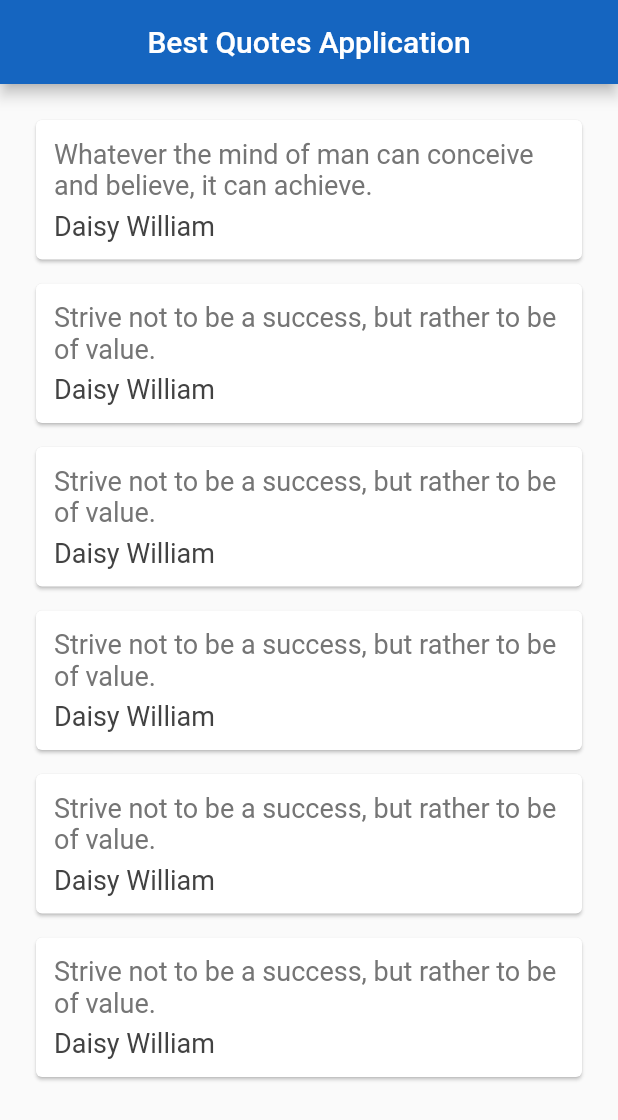
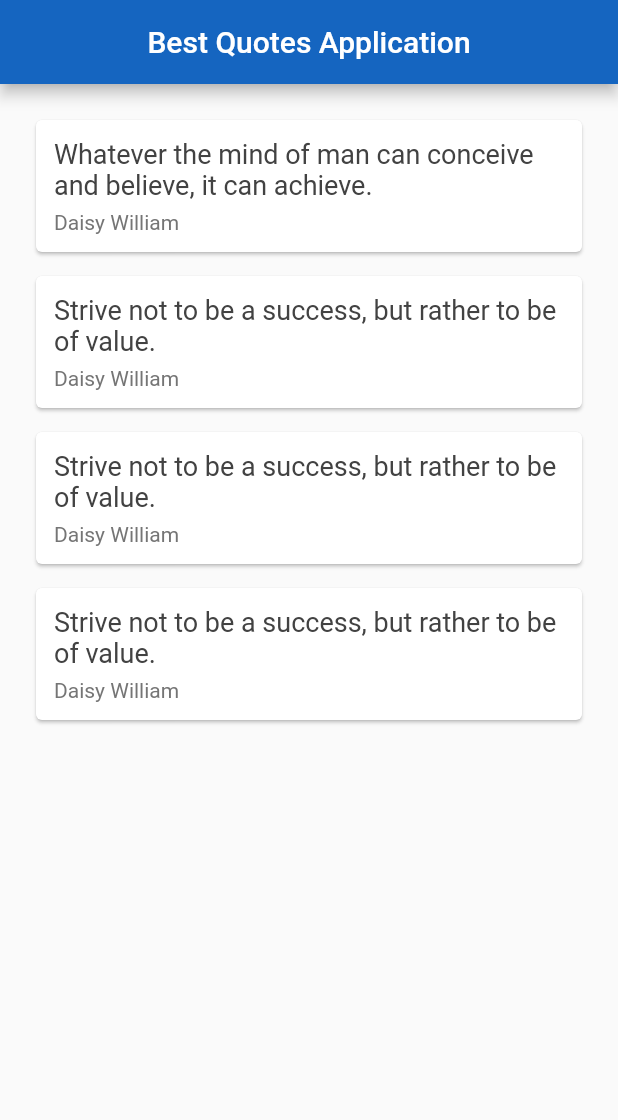
Before and after one commit to shemed-blackops/listApp, a Flutter app: the screen it shows after launch, on a phone screen of 412 x 824 dp. Shown: the top 1120 px of the screen. Run offline on Flutter 3.47's test engine with Material 2 defaults, Android fonts, the phone set to English and light mode, and no system bars.

Commit message:
Creating quote card class

```diff
--- a/lib/main.dart
+++ b/lib/main.dart
@@ -1,5 +1,6 @@
 import 'package:flutter/material.dart';
 import 'quote.dart';
+import 'quote_card.dart';
 
 void main() {
   runApp(MaterialApp(
@@ -11,10 +12,10 @@ void main() {
 
 class DailyQuote extends StatefulWidget {
   @override
-  _DailyQuotetate createState() => _DailyQuotetate();
+  _DailyQuoteState createState() => _DailyQuoteState();
 }
 
-class _DailyQuotetate extends State<DailyQuote> {
+class _DailyQuoteState extends State<DailyQuote> {
   List<Quote> quotes = [
     Quote(
         author: "Daisy William",
@@ -29,40 +30,7 @@ class _DailyQuotetate extends State<DailyQuote> {
     Quote(
         author: "Daisy William",
         text: "Strive not to be a success, but rather to be of value."),
-    Quote(
-        author: "Daisy William",
-        text: "Strive not to be a success, but rather to be of value."),
-    Quote(
-        author: "Daisy William",
-        text: "Strive not to be a success, but rather to be of value."),
   ];
-
-  Widget quoteTemplate(quote) {
-    return Card(
-      margin: EdgeInsets.fromLTRB(16.0, 16.0, 16.0, 0.0),
-      child: Padding(
-        padding: const EdgeInsets.all(12.0),
-
-        child: Column(
-          crossAxisAlignment: CrossAxisAlignment.stretch,
-          children: <Widget>[
-            Text(
-              quote.text,
-              style: TextStyle(color: Colors.grey[600], fontSize: 18.0),
-            ),
-            SizedBox(
-              height: 6.0,
-            ),
-            Text(quote.author,
-                style: TextStyle(
-                  color: Colors.grey[800],
-                  fontSize: 18.0,
-                )),
-          ],
-        ),
-      ),
-    );
-  }
 
   @override
   Widget build(BuildContext context) {
@@ -75,7 +43,7 @@ class _DailyQuotetate extends State<DailyQuote> {
       body: Padding(
         padding: const EdgeInsets.all(8.0),
         child: Column(
-          children: quotes.map((quote) => quoteTemplate(quote)).toList(),
+          children: quotes.map((quote) => QuoteCard(quote: quote,)).toList(),
         ),
       ),
     );
--- /dev/null
+++ b/lib/quote_card.dart
@@ -0,0 +1,33 @@
+import 'package:flutter/material.dart';
+import 'quote.dart';
+
+class QuoteCard extends StatelessWidget {
+  final Quote quote;
+  QuoteCard({this.quote});
+  @override
+  Widget build(BuildContext context) {
+    return Card(
+      margin: EdgeInsets.fromLTRB(16.0, 16.0, 16.0, 0.0),
+      child: Padding(
+        padding: const EdgeInsets.all(12.0),
+        child: Column(
+          crossAxisAlignment: CrossAxisAlignment.stretch,
+          children: <Widget>[
+            Text(
+              quote.text,
+              style: TextStyle(color: Colors.grey[800], fontSize: 18.0),
+            ),
+            SizedBox(
+              height: 6.0,
+            ),
+            Text(quote.author,
+                style: TextStyle(
+                  color: Colors.grey[600],
+                  fontSize: 14.0,
+                )),
+          ],
+        ),
+      ),
+    );
+  }
+}
```
Also changed, not shown: fonts/Lobster-Regular.ttf (added).
